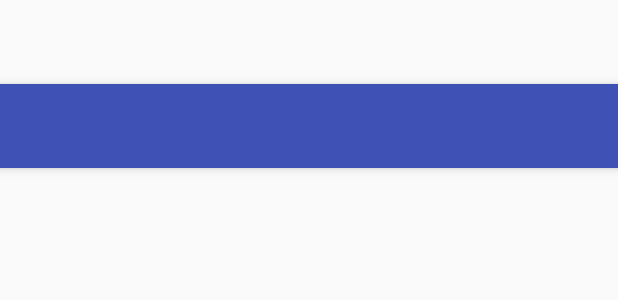
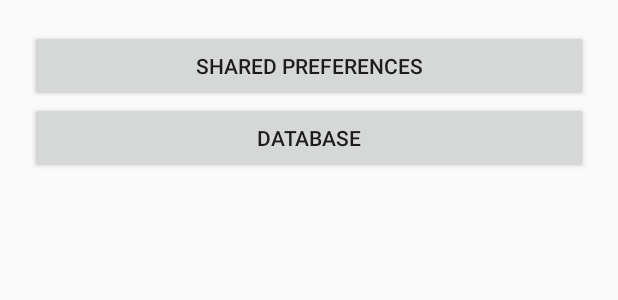
Before and after one commit to ktalanda/DataPersistenceSample, an Android app: the layout activity_main.xml on its own in the app's theme, with its tools: preview values and no code run, on a phone screen of 412 x 824 dp. Shown: the top 300 px of the screen. Run offline under Robolectric (Android 15) with nearby library versions, the phone set to English and light mode, and no system bars.

```diff
--- a/app/src/main/java/com/example/sqlitesample/ui/UiModule.java
+++ b/app/src/main/java/com/example/sqlitesample/ui/UiModule.java
@@ -1,5 +1,6 @@
 package com.example.sqlitesample.ui;
 
+import com.example.sqlitesample.ui.category.CategoryActivity;
 import com.example.sqlitesample.ui.category.CategoryFragment;
 import com.example.sqlitesample.ui.category.CategoryPageFragment;
 import com.example.sqlitesample.ui.settings.fragment.GeneralPreferenceFragment;
@@ -9,7 +10,7 @@ import dagger.Module;
 
 @Module(
         injects = {
-                MainActivity.class,
+                CategoryActivity.class,
                 CategoryFragment.class,
                 CategoryPageFragment.class,
                 GeneralPreferenceFragment.class,
--- a/app/src/main/res/layout/activity_main.xml
+++ b/app/src/main/res/layout/activity_main.xml
@@ -1,30 +1,26 @@
 <?xml version="1.0" encoding="utf-8"?>
-<android.support.design.widget.CoordinatorLayout xmlns:android="http://schemas.android.com/apk/res/android"
-    xmlns:app="http://schemas.android.com/apk/res-auto"
+<LinearLayout xmlns:android="http://schemas.android.com/apk/res/android"
     xmlns:tools="http://schemas.android.com/tools"
     android:layout_width="match_parent"
     android:layout_height="match_parent"
-    android:fitsSystemWindows="true"
-    tools:context="com.example.sqlitesample.ui.MainActivity">
+    android:paddingBottom="@dimen/activity_vertical_margin"
+    android:paddingLeft="@dimen/activity_horizontal_margin"
+    android:paddingRight="@dimen/activity_horizontal_margin"
+    android:paddingTop="@dimen/activity_vertical_margin"
+    tools:context="com.example.sqlitesample.ui.MainActivity"
+    android:orientation="vertical"
+    android:padding="20dp">
 
-    <android.support.design.widget.AppBarLayout
+    <Button
+        android:id="@+id/main_shared_preferences_button"
         android:layout_width="match_parent"
         android:layout_height="wrap_content"
-        android:theme="@style/AppTheme.AppBarOverlay">
+        android:text="@string/main_shared_preferences" />
 
-        <android.support.v7.widget.Toolbar
-            android:id="@+id/toolbar"
-            android:layout_width="match_parent"
-            android:layout_height="?attr/actionBarSize"
-            android:background="?attr/colorPrimary"
-            app:popupTheme="@style/AppTheme.PopupOverlay" />
+    <Button
+        android:id="@+id/main_database_button"
+        android:layout_width="match_parent"
+        android:layout_height="wrap_content"
+        android:text="@string/main_database_button" />
 
-    </android.support.design.widget.AppBarLayout>
-
-    <FrameLayout
-        android:id="@+id/main_fragment"
-        android:layout_marginTop="60dp"
-        android:layout_width="match_parent"
-        android:layout_height="match_parent"/>
-
-</android.support.design.widget.CoordinatorLayout>
+</LinearLayout>
--- a/app/src/main/res/values/strings.xml
+++ b/app/src/main/res/values/strings.xml
@@ -1,11 +1,12 @@
 <resources>
     <string name="app_name">SQLiteSample</string>
-    <string name="title_activity_main">MainActivity</string>
+    <string name="title_activity_main">Data Persistence Sample App</string>
+    <string name="title_activity_category">Database</string>
+    <string name="title_activity_settings">Settings</string>
 
     <!-- TODO: Remove or change this placeholder text -->
     <string name="hello_blank_fragment">Hello blank fragment</string>
     <string name="menu_settings">Settings</string>
-    <string name="title_activity_settings">Settings</string>
 
     <!-- Strings related to Settings -->
 
@@ -64,4 +65,6 @@
     <string name="pref_ringtone_silent">Silent</string>
 
     <string name="pref_title_vibrate">Vibrate</string>
+    <string name="main_shared_preferences">Shared Preferences</string>
+    <string name="main_database_button">Database</string>
 </resources>
```
Also changed, not shown: app/src/main/AndroidManifest.xml (+7 -5 lines), app/src/main/java/com/example/sqlitesample/presenter/CategoryPresenter.java (+5 -6 lines), app/src/main/java/com/example/sqlitesample/presenter/ProductPresenter.java (+7 -15 lines), app/src/main/java/com/example/sqlitesample/storage/CommonStorage.java (+35 -0 lines), app/src/main/java/com/example/sqlitesample/ui/MainActivity.java (+12 -34 lines), app/src/main/java/com/example/sqlitesample/ui/category/CategoryActivity.java (added, +31 -0 lines), app/src/main/res/layout/activity_category.xml (added, +30 -0 lines).
